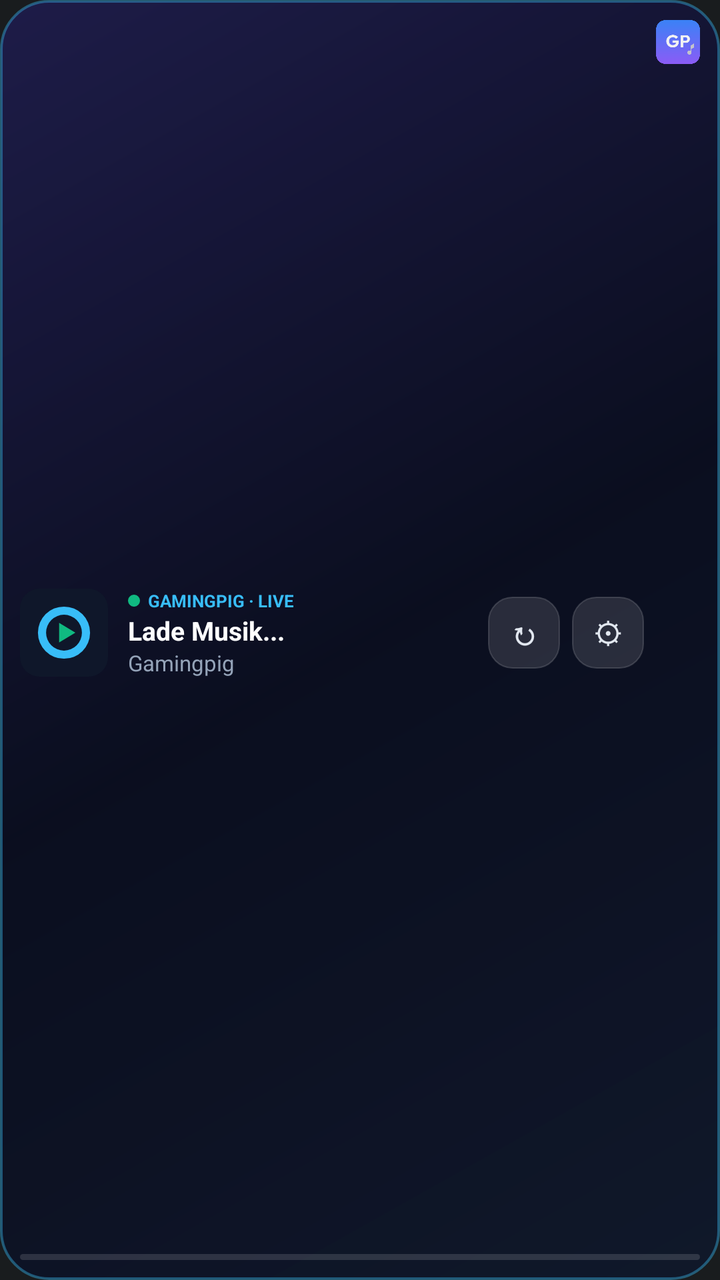
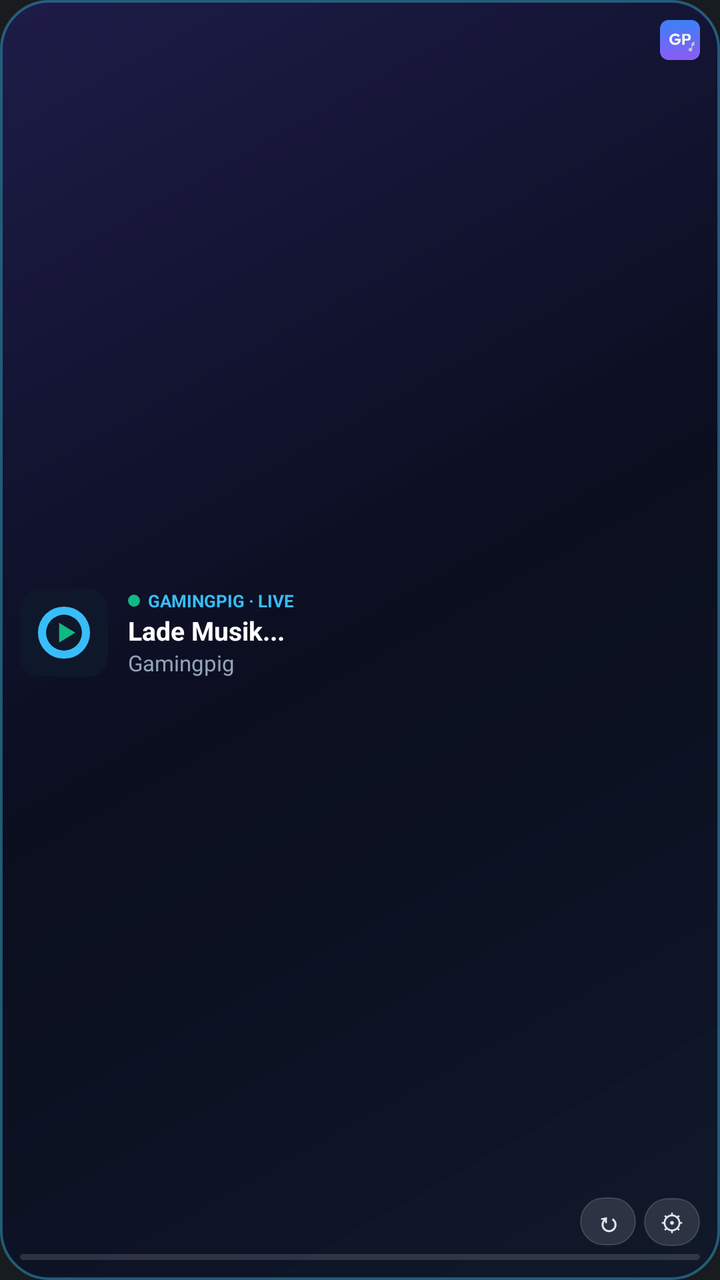

Before-and-after screenshots of an Android layout around one commit, followed by the original layout XML and the change that was made.
<!-- AndroidManifest.xml: application theme android:Theme.DeviceDefault.NoActionBar -->
<!-- res/layout/widget_layout_compact.xml -->
<?xml version="1.0" encoding="utf-8"?>
<FrameLayout xmlns:android="http://schemas.android.com/apk/res/android"
    android:id="@+id/widget_root"
    android:layout_width="match_parent"
    android:layout_height="match_parent"
    android:background="@drawable/widget_bg_liquid">

    <ImageView
        android:id="@+id/widget_bg_image"
        android:layout_width="match_parent"
        android:layout_height="match_parent"
        android:scaleType="fitXY"
        android:visibility="gone" />

    <LinearLayout
        android:layout_width="match_parent"
        android:layout_height="match_parent"
        android:gravity="center_vertical"
        android:orientation="vertical"
        android:padding="10dp">

        <LinearLayout
            android:layout_width="match_parent"
            android:layout_height="0dp"
            android:layout_weight="1"
            android:gravity="center_vertical"
            android:orientation="horizontal">

            <LinearLayout
                android:id="@+id/widget_content_area"
                android:layout_width="0dp"
                android:layout_height="wrap_content"
                android:layout_weight="1"
                android:gravity="center_vertical"
                android:orientation="horizontal">

                <ImageView
                    android:id="@+id/widget_cover"
                    android:layout_width="44dp"
                    android:layout_height="44dp"
                    android:background="@drawable/cover_placeholder"
                    android:scaleType="centerCrop"
                    android:src="@drawable/ic_launcher_pig" />

                <LinearLayout
                    android:layout_width="0dp"
                    android:layout_height="wrap_content"
                    android:layout_marginStart="10dp"
                    android:layout_weight="1"
                    android:orientation="vertical">

                    <LinearLayout
                        android:layout_width="match_parent"
                        android:layout_height="wrap_content"
                        android:gravity="center_vertical"
                        android:orientation="horizontal">

                        <ImageView
                            android:id="@+id/widget_status_dot"
                            android:layout_width="6dp"
                            android:layout_height="6dp"
                            android:src="@drawable/status_dot_live" />

                        <TextView
                            android:id="@+id/widget_status_text"
                            android:layout_width="wrap_content"
                            android:layout_height="wrap_content"
                            android:layout_marginStart="4dp"
                            android:ellipsize="end"
                            android:maxLines="1"
                            android:text="GAMINGPIG · LIVE"
                            android:textColor="#38BDF8"
                            android:textSize="8.5sp"
                            android:textStyle="bold" />
                    </LinearLayout>

                    <TextView
                        android:id="@+id/widget_title"
                        android:layout_width="match_parent"
                        android:layout_height="wrap_content"
                        android:ellipsize="end"
                        android:maxLines="1"
                        android:text="Lade Musik..."
                        android:textColor="#FFFFFF"
                        android:textSize="13sp"
                        android:textStyle="bold" />

                    <TextView
                        android:id="@+id/widget_artist"
                        android:layout_width="match_parent"
                        android:layout_height="wrap_content"
                        android:ellipsize="end"
                        android:maxLines="1"
                        android:text="Gamingpig"
                        android:textColor="#94A3B8"
                        android:textSize="11sp" />

                    <TextView
                        android:id="@+id/widget_meta"
                        android:layout_width="0dp"
                        android:layout_height="0dp"
                        android:visibility="gone" />

                    <TextView
                        android:id="@+id/widget_recent_text"
                        android:layout_width="0dp"
                        android:layout_height="0dp"
                        android:visibility="gone" />
                </LinearLayout>
            </LinearLayout>

            <TextView
                android:id="@+id/widget_btn_refresh"
                android:layout_width="36dp"
                android:layout_height="36dp"
                android:layout_marginStart="6dp"
                android:background="@drawable/widget_btn_bg_dark"
                android:gravity="center"
                android:text="↻"
                android:textColor="#E2E8F0"
                android:textSize="16sp"
                android:textStyle="bold" />

            <TextView
                android:id="@+id/widget_btn_config"
                android:layout_width="36dp"
                android:layout_height="36dp"
                android:layout_marginStart="6dp"
                android:background="@drawable/widget_btn_bg_dark"
                android:gravity="center"
                android:text="⚙"
                android:textColor="#E2E8F0"
                android:textSize="15sp" />

            <ImageView
                android:id="@+id/widget_app_logo"
                android:layout_width="22dp"
                android:layout_height="22dp"
                android:layout_gravity="top"
                android:layout_marginStart="6dp"
                android:src="@drawable/ic_gamingpig_app" />
        </LinearLayout>

        <ProgressBar
            android:id="@+id/widget_progress"
            style="?android:attr/progressBarStyleHorizontal"
            android:layout_width="match_parent"
            android:layout_height="3dp"
            android:layout_marginTop="4dp"
            android:max="100"
            android:progress="0"
            android:progressDrawable="@drawable/progress_bar_custom" />

    </LinearLayout>
</FrameLayout>
<!-- resources referenced by this layout -->
<resources>
  <!-- drawable cover_placeholder (drawable) -->
  <?xml version="1.0" encoding="utf-8"?>
  <shape xmlns:android="http://schemas.android.com/apk/res/android" android:shape="rectangle">
      <solid android:color="#1E293B" />
      <corners android:radius="14dp" />
      <stroke android:width="1dp" android:color="#26FFFFFF" />
  </shape>
  <!-- drawable ic_gamingpig_app: png bitmap (drawable, 4285 bytes) -->
  <!-- drawable ic_launcher_pig (drawable) -->
  <?xml version="1.0" encoding="utf-8"?>
  <vector xmlns:android="http://schemas.android.com/apk/res/android"
      android:width="108dp"
      android:height="108dp"
      android:viewportWidth="108"
      android:viewportHeight="108">
      <path
          android:fillColor="#0F172A"
          android:pathData="M24,0 L84,0 A24,24 0 0,1 108,24 L108,84 A24,24 0 0,1 84,108 L24,108 A24,24 0 0,1 0,84 L0,24 A24,24 0 0,1 24,0 Z" />
      <path
          android:fillColor="#38BDF8"
          android:pathData="M54,22 A32,32 0 1,0 54,86 A32,32 0 1,0 54,22 Z M54,32 A22,22 0 1,1 54,76 A22,22 0 1,1 54,32 Z" />
      <path
          android:fillColor="#10B981"
          android:pathData="M48,42 L68,54 L48,66 Z" />
  </vector>
  <!-- drawable progress_bar_custom (drawable) -->
  <?xml version="1.0" encoding="utf-8"?>
  <layer-list xmlns:android="http://schemas.android.com/apk/res/android">
      <item android:id="@android:id/background">
          <shape android:shape="rectangle">
              <corners android:radius="4dp" />
              <solid android:color="#22FFFFFF" />
          </shape>
      </item>
      <item android:id="@android:id/progress">
          <clip>
              <shape android:shape="rectangle">
                  <corners android:radius="4dp" />
                  <gradient
                      android:startColor="#38BDF8"
                      android:centerColor="#818CF8"
                      android:endColor="#EC4899"
                      android:angle="0" />
              </shape>
          </clip>
      </item>
  </layer-list>
  <!-- drawable status_dot_live (drawable) -->
  <?xml version="1.0" encoding="utf-8"?>
  <shape xmlns:android="http://schemas.android.com/apk/res/android" android:shape="oval">
      <solid android:color="#10B981" />
  </shape>
  <!-- drawable widget_bg_liquid (drawable) -->
  <?xml version="1.0" encoding="utf-8"?>
  <shape xmlns:android="http://schemas.android.com/apk/res/android" android:shape="rectangle">
      <gradient
          android:angle="135"
          android:startColor="#EB0F172A"
          android:centerColor="#F0090D1F"
          android:endColor="#EB1E1B4B"
          android:type="linear" />
      <corners android:radius="24dp" />
      <stroke android:width="1.3dp" android:color="#6638BDF8" />
  </shape>
  <!-- drawable widget_btn_bg_dark (drawable) -->
  <?xml version="1.0" encoding="utf-8"?>
  <shape xmlns:android="http://schemas.android.com/apk/res/android" android:shape="rectangle">
      <solid android:color="#1FFFFFFF" />
      <corners android:radius="12dp" />
      <stroke android:width="0.8dp" android:color="#26FFFFFF" />
  </shape>
</resources>

<!-- the commit's change to res/layout/widget_layout_compact.xml (unified diff, before → after) -->
@@ -109,36 +109,50 @@
                 </LinearLayout>
             </LinearLayout>
 
-            <TextView
-                android:id="@+id/widget_btn_refresh"
-                android:layout_width="36dp"
-                android:layout_height="36dp"
+            
+            <LinearLayout
+                android:layout_width="wrap_content"
+                android:layout_height="match_parent"
                 android:layout_marginStart="6dp"
-                android:background="@drawable/widget_btn_bg_dark"
-                android:gravity="center"
-                android:text="↻"
-                android:textColor="#E2E8F0"
-                android:textSize="16sp"
-                android:textStyle="bold" />
+                android:gravity="end"
+                android:orientation="vertical">
 
-            <TextView
-                android:id="@+id/widget_btn_config"
-                android:layout_width="36dp"
-                android:layout_height="36dp"
-                android:layout_marginStart="6dp"
-                android:background="@drawable/widget_btn_bg_dark"
-                android:gravity="center"
-                android:text="⚙"
-                android:textColor="#E2E8F0"
-                android:textSize="15sp" />
+                <ImageView
+                    android:id="@+id/widget_app_logo"
+                    android:layout_width="20dp"
+                    android:layout_height="20dp"
+                    android:src="@drawable/ic_gamingpig_app" />
 
-            <ImageView
-                android:id="@+id/widget_app_logo"
-                android:layout_width="22dp"
-                android:layout_height="22dp"
-                android:layout_gravity="top"
-                android:layout_marginStart="6dp"
-                android:src="@drawable/ic_gamingpig_app" />
+                <LinearLayout
+                    android:layout_width="wrap_content"
+                    android:layout_height="0dp"
+                    android:layout_weight="1"
+                    android:gravity="bottom|end"
+                    android:orientation="horizontal">
+
+                    <TextView
+                        android:id="@+id/widget_btn_refresh"
+                        android:layout_width="28dp"
+                        android:layout_height="24dp"
+                        android:background="@drawable/widget_btn_bg_dark"
+                        android:gravity="center"
+                        android:text="↻"
+                        android:textColor="#E2E8F0"
+                        android:textSize="13sp"
+                        android:textStyle="bold" />
+
+                    <TextView
+                        android:id="@+id/widget_btn_config"
+                        android:layout_width="28dp"
+                        android:layout_height="24dp"
+                        android:layout_marginStart="4dp"
+                        android:background="@drawable/widget_btn_bg_dark"
+                        android:gravity="center"
+                        android:text="⚙"
+                        android:textColor="#E2E8F0"
+                        android:textSize="12sp" />
+                </LinearLayout>
+            </LinearLayout>
         </LinearLayout>
 
         <ProgressBar
